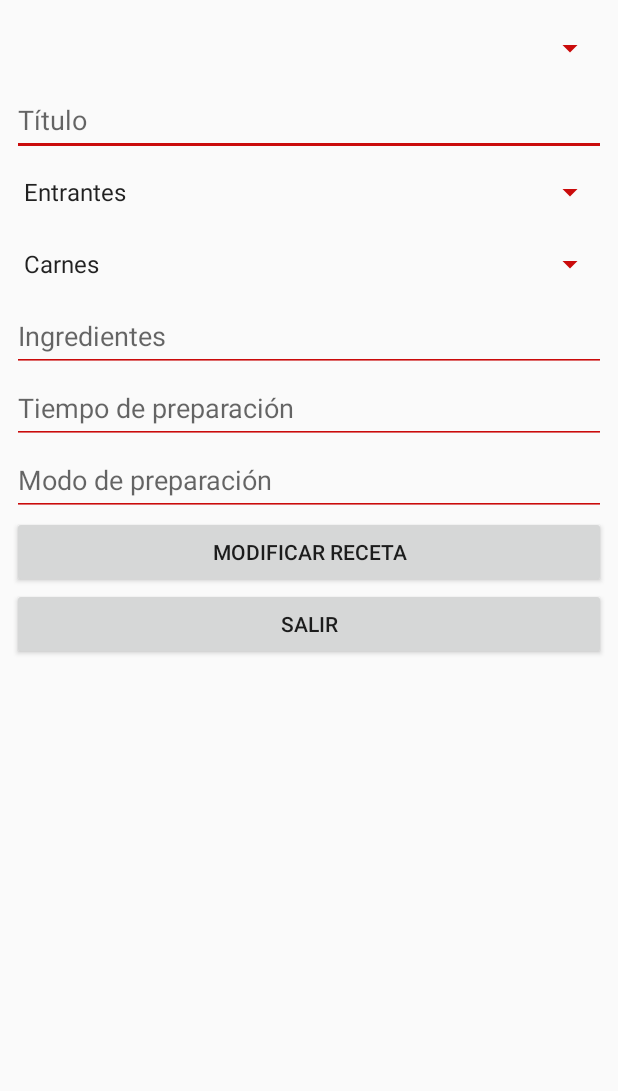
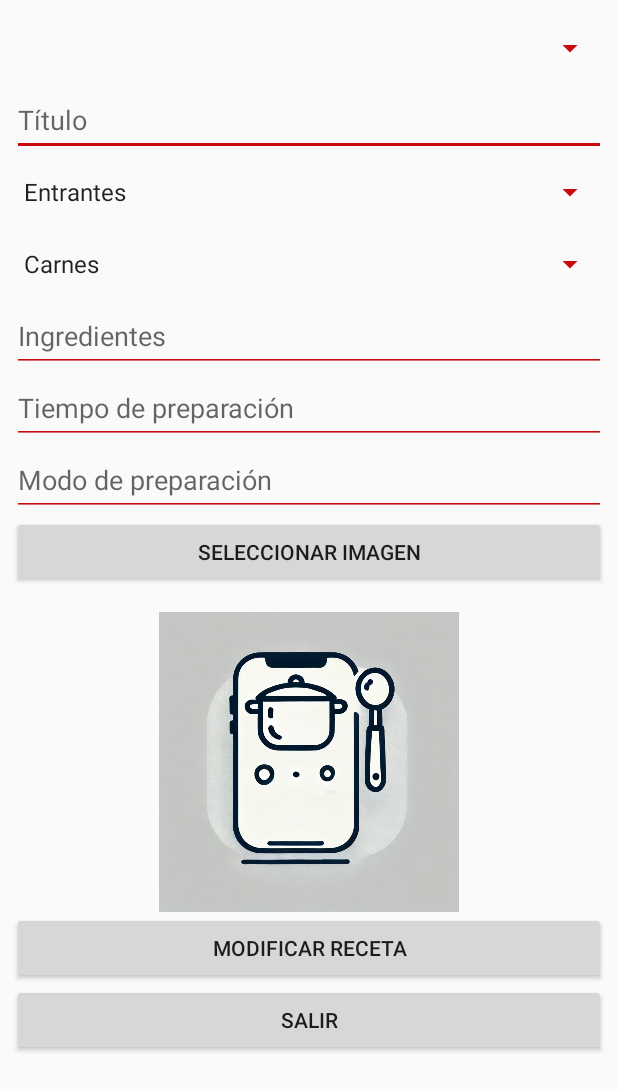
Before and after one commit to JF3Palacios/Recetario, an Android app: the layout activity_modify_recipe.xml on its own in the app's theme, with its tools: preview values and no code run, on a phone screen of 412 x 824 dp. Shown: the top 1091 px of the screen. Run offline under Robolectric (Android 15) with nearby library versions, the phone set to English and light mode, and no system bars.

Commit message:
Commit avance 3

```diff
--- a/app/src/main/java/com/palacios/recetario/models/Recipe.kt
+++ b/app/src/main/java/com/palacios/recetario/models/Recipe.kt
@@ -7,5 +7,5 @@ data class Recipe(
     val ingredientes: String = "",
     val tiempoPreparacion: String = "",
     val modoPreparacion: String = "",
-    val imagenUrl: String =""
+    var imagenUrl: String =""
 )
--- a/app/src/main/res/layout/activity_modify_recipe.xml
+++ b/app/src/main/res/layout/activity_modify_recipe.xml
@@ -58,13 +58,27 @@
             android:hint="Modo de preparación" />
 
         <Button
+            android:id="@+id/selectImageButton"
+            android:layout_width="match_parent"
+            android:layout_height="wrap_content"
+            android:text="Seleccionar Imagen" />
+
+        <ImageView
+            android:id="@+id/recipeImageView"
+            android:layout_width="match_parent"
+            android:layout_height="200dp"
+            android:scaleType="centerInside"
+            android:layout_marginTop="16dp"
+            android:src="@drawable/ic_placeholder_image" />
+
+        <Button
             android:id="@+id/modifyRecipeButton"
             android:layout_width="match_parent"
             android:layout_height="wrap_content"
             android:text="Modificar Receta" />
 
         <Button
-            android:id="@+id/salirModifyRecipeButton"
+            android:id="@+id/modifySalirRecipeButton"
             android:layout_width="match_parent"
             android:layout_height="wrap_content"
             android:text="Salir" />
```
Also changed, not shown: app/src/main/java/com/palacios/recetario/ModifyRecipeActivity.kt (+82 -26 lines).
